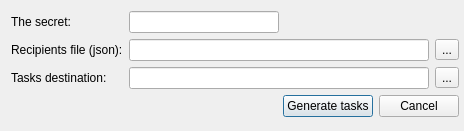
Before: the Qt Designer form cindividualtaskcreationdialog.ui in mmshihov/microcode, drawn with Qt 5.
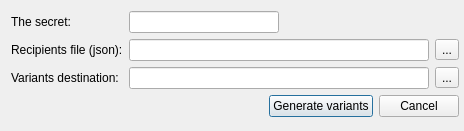
After: the same form once the commit is applied. Icons and pictures are not drawn.

Commit message: Individual variants and new translations version 0.31

Diff of the .ui file:
```diff
--- a/cindividualtaskcreationdialog.ui
+++ b/cindividualtaskcreationdialog.ui
@@ -71,7 +71,7 @@
        <item row="2" column="0">
         <widget class="QLabel" name="label_2">
          <property name="text">
-          <string>Tasks destination:</string>
+          <string>Variants destination:</string>
          </property>
         </widget>
        </item>
@@ -141,7 +141,7 @@
        <item>
         <widget class="QPushButton" name="mGenerateButton">
          <property name="text">
-          <string>Generate tasks</string>
+          <string>Generate variants</string>
          </property>
         </widget>
        </item>
```
Left out of the diff: 11 changed lines with no effect on the pictures. The commit also changes 14 other files.
